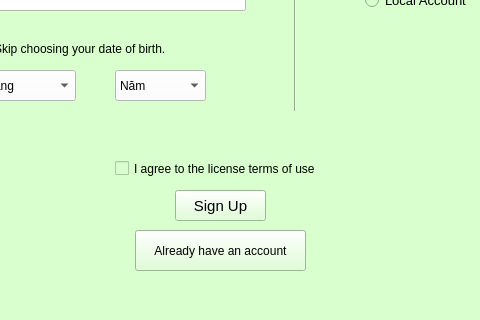
Above: PTI/SPCK/GUI/dangky.ui from GreenSystemDuy08/TL-C4K-PTI01 before the change; both pictures show x 195 to 675 and y 320 to 640 of the 805 by 640 pixel window. Below: the same form after it.
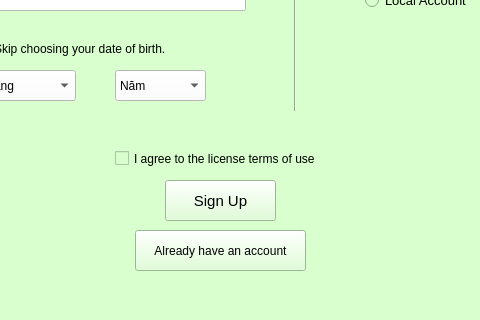
That is the form after the change.

Patch:
```diff
--- a/PTI/SPCK/GUI/dangky.ui
+++ b/PTI/SPCK/GUI/dangky.ui
@@ -984,7 +984,7 @@
     <property name="geometry">
      <rect>
       <x>310</x>
-      <y>480</y>
+      <y>470</y>
       <width>251</width>
       <height>17</height>
      </rect>
@@ -1001,10 +1001,10 @@
    <widget class="QPushButton" name="bt_signup">
     <property name="geometry">
      <rect>
-      <x>370</x>
-      <y>510</y>
-      <width>91</width>
-      <height>31</height>
+      <x>360</x>
+      <y>500</y>
+      <width>111</width>
+      <height>41</height>
      </rect>
     </property>
     <property name="font">
```
Left out of the diff: 6 changed lines with no effect on the pictures.
